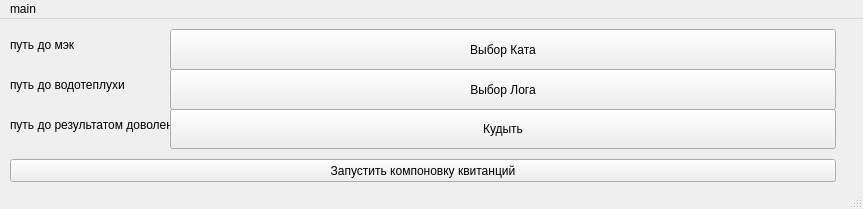
Old version of the form guiForPairing.ui in the repository press-magvoda-ru/a1.
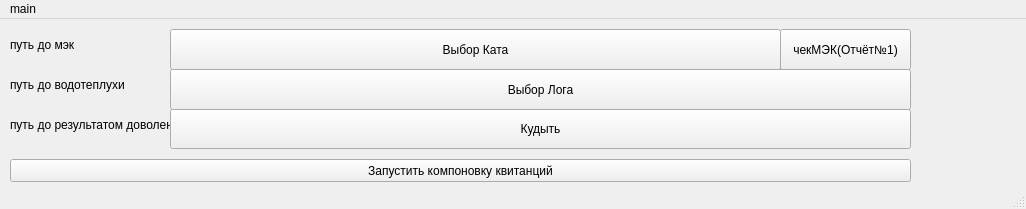
New version of the form.

```diff
--- a/guiForPairing.ui
+++ b/guiForPairing.ui
@@ -6,7 +6,7 @@
    <rect>
     <x>0</x>
     <y>0</y>
-    <width>863</width>
+    <width>1026</width>
     <height>209</height>
    </rect>
   </property>
@@ -19,7 +19,7 @@
      <rect>
       <x>170</x>
       <y>10</y>
-      <width>666</width>
+      <width>611</width>
       <height>41</height>
      </rect>
     </property>
@@ -32,7 +32,7 @@
      <rect>
       <x>170</x>
       <y>50</y>
-      <width>666</width>
+      <width>741</width>
       <height>41</height>
      </rect>
     </property>
@@ -45,7 +45,7 @@
      <rect>
       <x>170</x>
       <y>90</y>
-      <width>666</width>
+      <width>741</width>
       <height>40</height>
      </rect>
     </property>
@@ -58,7 +58,7 @@
      <rect>
       <x>10</x>
       <y>140</y>
-      <width>826</width>
+      <width>901</width>
       <height>23</height>
      </rect>
     </property>
@@ -105,13 +105,26 @@
      <string>путь до результатом доволен</string>
     </property>
    </widget>
+   <widget class="QPushButton" name="b_chekMEK">
+    <property name="geometry">
+     <rect>
+      <x>780</x>
+      <y>10</y>
+      <width>131</width>
+      <height>41</height>
+     </rect>
+    </property>
+    <property name="text">
+     <string>чекМЭК(Отчёт№1)</string>
+    </property>
+   </widget>
   </widget>
   <widget class="QMenuBar" name="menubar">
    <property name="geometry">
     <rect>
      <x>0</x>
      <y>0</y>
-     <width>863</width>
+     <width>1026</width>
      <height>21</height>
     </rect>
    </property>
```
